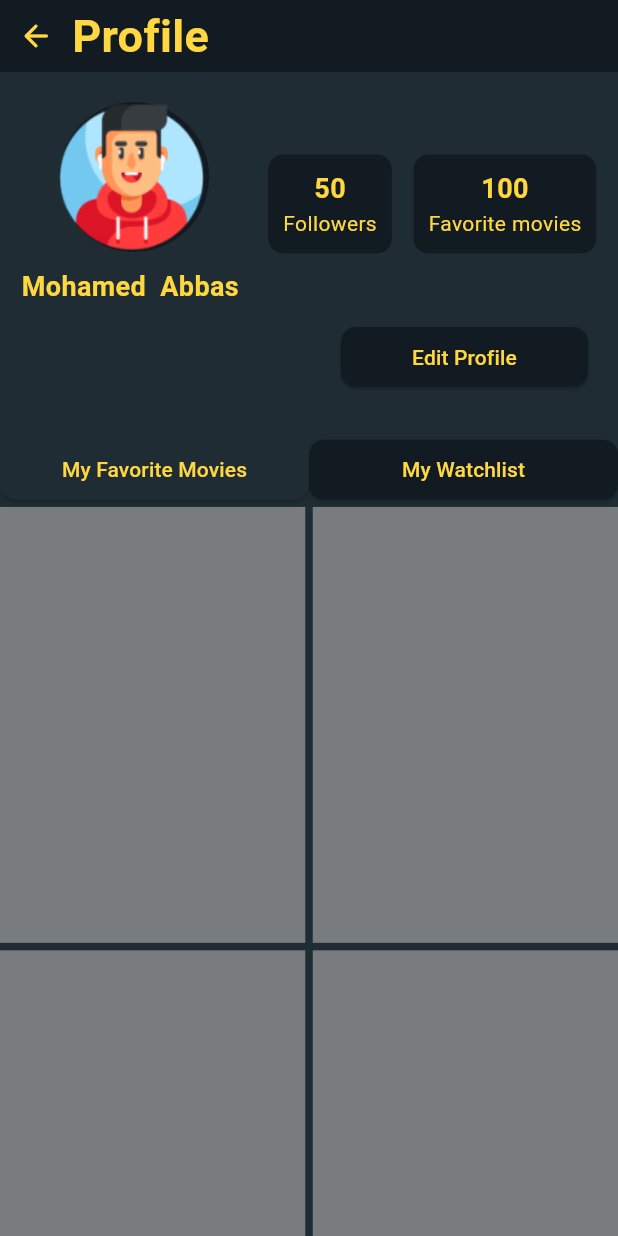
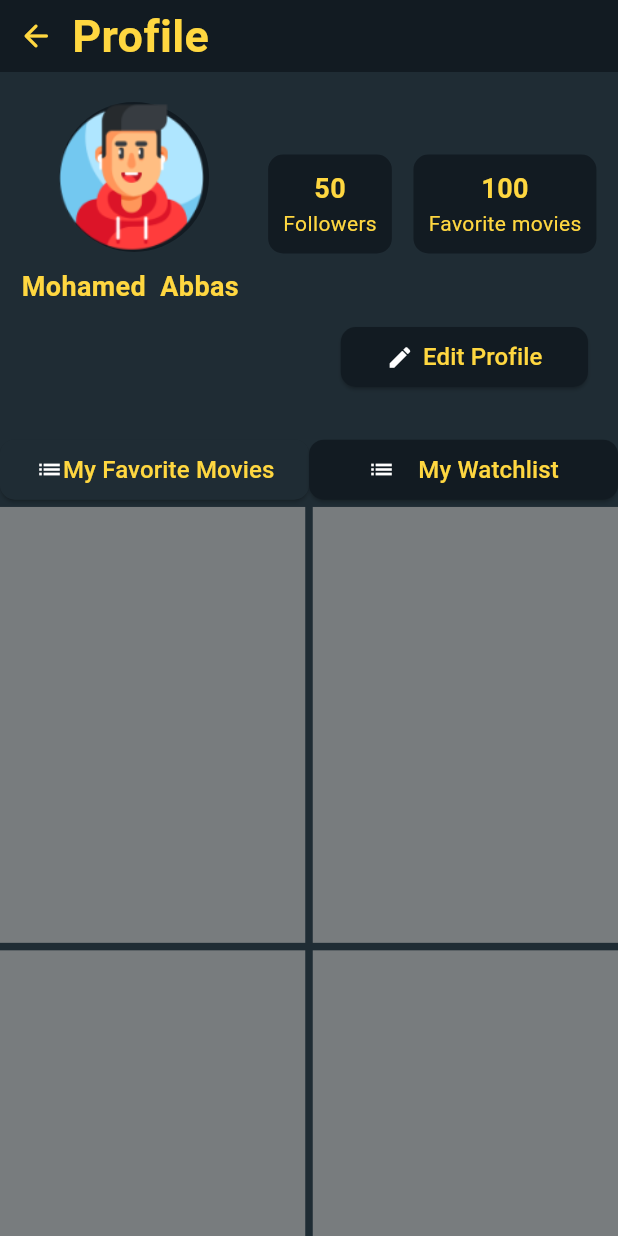
Before and after one commit to m7md3bbas/Movie_App, a Flutter app: the Profile screen opened directly, on a phone screen of 412 x 824 dp. Run offline on Flutter 3.47's test engine with Material 3 defaults, Android fonts, the phone set to English and light mode, and no system bars; our stand-ins replace bloc, carousel_slider, dartz, dio, dropdown_button2, firebase_auth and 4 more; accounts and stored records are empty; network calls fail.

```diff
--- a/lib/core/widgets/custom_button.dart
+++ b/lib/core/widgets/custom_button.dart
@@ -6,18 +6,21 @@ class CustomButton extends StatelessWidget {
     this.icon,
     required this.text,
     this.color,
-    this.onTap,  this.width,
+    this.onTap,
+    this.width,
+    required this.isIcon,
   });
   final IconData? icon;
   final String text;
   final Color? color;
   final VoidCallback? onTap;
   final double? width;
+  final bool isIcon;
 
   @override
   Widget build(BuildContext context) {
     return Container(
-      width:width,
+      width: width,
       child: ElevatedButton(
         onPressed: onTap,
         style: ElevatedButton.styleFrom(
@@ -25,9 +28,20 @@ class CustomButton extends StatelessWidget {
               borderRadius: BorderRadius.circular(10),
             ),
             backgroundColor: color),
-        child: Text(
-          text,
-          style: TextStyle(color: Colors.amberAccent),
+        child: Row(
+          mainAxisAlignment:
+              isIcon ? MainAxisAlignment.spaceEvenly : MainAxisAlignment.center,
+          children: [
+            isIcon
+                ? Icon(
+                    icon,
+                  )
+                : Container(),
+            Text(
+              text,
+              style: TextStyle(color: Colors.amberAccent, fontSize: 16),
+            )
+          ],
         ),
       ),
     );
--- a/lib/features/home/data/repoimp/repoim.dart
+++ b/lib/features/home/data/repoimp/repoim.dart
@@ -1,6 +1,7 @@
 import 'package:dartz/dartz.dart';
 import 'package:movieapp/features/home/data/datasource/remouteDataSource/api_endpoints.dart';
 import 'package:movieapp/features/home/data/models/movie_model.dart';
+import 'package:movieapp/features/home/domain/entities/movie_entity.dart';
 import 'package:movieapp/features/home/domain/repo/repo.dart';
 
 
@@ -9,7 +10,7 @@ class TopRatedMoviesHomeRepoIm extends TopRatedMoviesHomeRepo {
 
   TopRatedMoviesHomeRepoIm({required this.apiEndpoints});
   @override
-  Future<Either<String, List<MovieModel>>> TopRatedMovies() async {
+  Future<Either<String, List<MovieEntity>>> TopRatedMovies() async {
     try {
       final response = await apiEndpoints.getTopRatedMovies();
       return Right(response);
@@ -22,7 +23,7 @@ class TopRatedMoviesHomeRepoIm extends TopRatedMoviesHomeRepo {
 class GeneresMoviesHomeRepoIm extends GeneresMoviesHomeRepo {
   final ApiEndpoints apiEndpoints;
   GeneresMoviesHomeRepoIm({required this.apiEndpoints});
-  Future<Either<String, List<MovieModel>>> GenresMovies(
+  Future<Either<String, List<MovieEntity>>> GenresMovies(
       {required String genres}) async {
     try {
       final response = await apiEndpoints.getGeneresMovies(genres: genres);
--- a/lib/features/home/domain/repo/repo.dart
+++ b/lib/features/home/domain/repo/repo.dart
@@ -1,12 +1,13 @@
 import 'package:dartz/dartz.dart';
 import 'package:movieapp/features/home/data/models/movie_model.dart';
+import 'package:movieapp/features/home/domain/entities/movie_entity.dart';
 
 
 abstract class TopRatedMoviesHomeRepo {
-  Future<Either<String, List<MovieModel>>> TopRatedMovies();
+  Future<Either<String, List<MovieEntity>>> TopRatedMovies();
 }
 
 abstract class GeneresMoviesHomeRepo {
-  Future<Either<String, List<MovieModel>>> GenresMovies(
+  Future<Either<String, List<MovieEntity>>> GenresMovies(
       {required String genres});
 }
--- a/lib/features/home/domain/usecases/genres_movies.dart
+++ b/lib/features/home/domain/usecases/genres_movies.dart
@@ -1,12 +1,13 @@
 import 'package:dartz/dartz.dart';
 import 'package:movieapp/features/home/data/models/movie_model.dart';
 import 'package:movieapp/features/home/data/repoimp/repoim.dart';
+import 'package:movieapp/features/home/domain/entities/movie_entity.dart';
 
 class GenresMoviesUsecase {
   final GeneresMoviesHomeRepoIm generesMoviesHomeRepoIm;
   GenresMoviesUsecase({required this.generesMoviesHomeRepoIm});
 
-  Future<Either<String, List<MovieModel>>> call(
+  Future<Either<String, List<MovieEntity>>> call(
           {required String genres}) async =>
       await generesMoviesHomeRepoIm.GenresMovies(genres: genres);
 }
--- a/lib/features/home/domain/usecases/top_rated_movies.dart
+++ b/lib/features/home/domain/usecases/top_rated_movies.dart
@@ -1,11 +1,11 @@
 import 'package:dartz/dartz.dart';
-import 'package:movieapp/features/home/data/models/movie_model.dart';
 import 'package:movieapp/features/home/data/repoimp/repoim.dart';
+import 'package:movieapp/features/home/domain/entities/movie_entity.dart';
 
 class TopRatedMoviesUseCase {
   final TopRatedMoviesHomeRepoIm topRatedMoviesHomeRepoIm;
   TopRatedMoviesUseCase({required this.topRatedMoviesHomeRepoIm});
 
-  Future<Either<String, List<MovieModel>>> call() async =>
+  Future<Either<String, List<MovieEntity>>> call() async =>
       await topRatedMoviesHomeRepoIm.TopRatedMovies();
 }
--- a/lib/features/home/presentation/manager/cubit/genric_cubit.dart
+++ b/lib/features/home/presentation/manager/cubit/genric_cubit.dart
@@ -1,6 +1,7 @@
 import 'package:bloc/bloc.dart';
 import 'package:meta/meta.dart';
 import 'package:movieapp/features/home/data/models/movie_model.dart';
+import 'package:movieapp/features/home/domain/entities/movie_entity.dart';
 import 'package:movieapp/features/home/domain/usecases/genres_movies.dart';
 
 part 'genric_state.dart';
--- a/lib/features/home/presentation/manager/cubit/genric_state.dart
+++ b/lib/features/home/presentation/manager/cubit/genric_state.dart
@@ -8,7 +8,7 @@ final class GenricInitial extends GenricState {}
 final class GenresLoading extends GenricState {}
 
 final class GenresLoaded extends GenricState {
-  final List<MovieModel> movies;
+  final List<MovieEntity> movies;
   GenresLoaded({required this.movies});
 }
 
--- a/lib/features/home/presentation/manager/cubit/home_cubit.dart
+++ b/lib/features/home/presentation/manager/cubit/home_cubit.dart
@@ -1,8 +1,10 @@
 import 'package:bloc/bloc.dart';
 import 'package:meta/meta.dart';
 import 'package:movieapp/features/home/data/models/movie_model.dart';
+import 'package:movieapp/features/home/domain/entities/movie_entity.dart';
 import 'package:movieapp/features/home/domain/usecases/genres_movies.dart';
 import 'package:movieapp/features/home/domain/usecases/top_rated_movies.dart';
+import 'package:movieapp/features/home/presentation/screens/movie_details.dart';
 
 part 'home_state.dart';
 
--- a/lib/features/home/presentation/manager/cubit/home_state.dart
+++ b/lib/features/home/presentation/manager/cubit/home_state.dart
@@ -18,12 +18,12 @@ final class homeError extends HomeState {
 final class TopRatedMoviesLoading extends HomeState {}
 
 final class moviesLoaded extends HomeState {
-  final List<MovieModel> movies;
+  final List<MovieEntity> movies;
   moviesLoaded(this.movies);
 }
 
 final class genresmoviesLoaded extends HomeState {
-  final List<MovieModel> movies;
+  final List<MovieEntity> movies;
   genresmoviesLoaded(this.movies);
 }
 
--- a/lib/features/home/presentation/screens/widgets/Genres/genre_model_view.dart
+++ b/lib/features/home/presentation/screens/widgets/Genres/genre_model_view.dart
@@ -20,7 +20,7 @@ class GenreModelView extends StatelessWidget {
       },
       builder: (context, state) {
         if (state is GenresLoaded) {
-          return GenresLoadedWidget(generalMovies: state.movies);
+          return GenresLoadedWidget(generalMovies: state.movies,);
         } else if (state is GenresLoading) {
           return const GenresLoadingWidget();
         }
--- a/lib/features/home/presentation/screens/widgets/Genres/genres_loaded.dart
+++ b/lib/features/home/presentation/screens/widgets/Genres/genres_loaded.dart
@@ -1,6 +1,6 @@
 import 'package:flutter/material.dart';
 import 'package:get/get.dart';
-import 'package:movieapp/features/home/data/models/movie_model.dart';
+import 'package:movieapp/features/home/domain/entities/movie_entity.dart';
 import 'package:movieapp/features/home/presentation/screens/movie_details.dart';
 import 'package:movieapp/features/home/presentation/screens/widgets/Custom_movie_image.dart';
 
@@ -10,7 +10,7 @@ class GenresLoadedWidget extends StatelessWidget {
     required this.generalMovies,
   });
 
-  final List<MovieModel> generalMovies;
+  final List<MovieEntity> generalMovies;
 
   @override
   Widget build(BuildContext context) {
--- a/lib/features/home/presentation/screens/widgets/TopRated/Top_rated_ModelView.dart
+++ b/lib/features/home/presentation/screens/widgets/TopRated/Top_rated_ModelView.dart
@@ -3,6 +3,7 @@ import 'package:flutter_bloc/flutter_bloc.dart';
 import 'package:get/get.dart';
 import 'package:movieapp/features/home/data/models/movie_model.dart';
 import 'package:movieapp/core/widgets/get_snacbars.dart';
+import 'package:movieapp/features/home/domain/entities/movie_entity.dart';
 import 'package:movieapp/features/home/presentation/manager/cubit/home_cubit.dart';
 import 'package:movieapp/features/home/presentation/screens/widgets/TopRated/top_rated_loading_widget.dart';
 import 'package:movieapp/features/home/presentation/screens/widgets/TopRated/top_rated_loaded_widget.dart';
@@ -29,7 +30,7 @@ class TopRatedModelview extends StatelessWidget {
       },
       builder: (context, state) {
         if (state is moviesLoaded) {
-          final List<MovieModel> topMovies = state.movies;
+          final List<MovieEntity> topMovies = state.movies;
           return SliverToBoxAdapter(
             child: TopRatedLoadedWidget(
               movies: topMovies,
--- a/lib/features/home/presentation/screens/widgets/TopRated/top_rated_loaded_widget.dart
+++ b/lib/features/home/presentation/screens/widgets/TopRated/top_rated_loaded_widget.dart
@@ -2,12 +2,13 @@ import 'package:flutter/material.dart';
 import 'package:carousel_slider/carousel_slider.dart';
 import 'package:get/get.dart';
 import 'package:movieapp/features/home/data/models/movie_model.dart';
+import 'package:movieapp/features/home/domain/entities/movie_entity.dart';
 import 'package:movieapp/features/home/presentation/screens/movie_details.dart';
 import '../background_widget.dart';
 import 'package:movieapp/features/home/presentation/screens/widgets/custom_movie_image.dart';
 
 class TopRatedLoadedWidget extends StatelessWidget {
-  final List<MovieModel> movies;
+  final List<MovieEntity> movies;
   final int currentIndex;
   final ValueChanged<int> onPageChanged;
 
--- a/lib/features/profile/presentation/screens/profile_body_view.dart
+++ b/lib/features/profile/presentation/screens/profile_body_view.dart
@@ -103,6 +103,7 @@ class _ProfileBodyViewState extends State<ProfileBodyView> {
                         mainAxisAlignment: MainAxisAlignment.end,
                         children: [
                           CustomButton(
+                            isIcon: true,
                             width: MediaQuery.of(context).size.width * 0.40,
                             text: 'Edit Profile',
                             icon: Icons.edit,
@@ -130,6 +131,7 @@ class _ProfileBodyViewState extends State<ProfileBodyView> {
                   children: [
                     Expanded(
                       child: CustomButton(
+                        isIcon: true,
                         width: MediaQuery.of(context).size.width * 0.40,
                         icon: Icons.list,
                         text: "My Favorite Movies",
@@ -143,6 +145,7 @@ class _ProfileBodyViewState extends State<ProfileBodyView> {
                     ),
                     Expanded(
                       child: CustomButton(
+                        isIcon: true,
                           width: MediaQuery.of(context).size.width * 0.40,
                           icon: Icons.list,
                           text: "My Watchlist",
```
Also changed, not shown: lib/features/home/data/datasource/remouteDataSource/api_endpoints.dart (+5 -4 lines), lib/features/home/data/models/movie_model.dart (+39 -14 lines), lib/features/home/domain/entities/movie_entity.dart (added, +24 -0 lines), lib/features/home/presentation/screens/movie_details.dart (+13 -3 lines).
